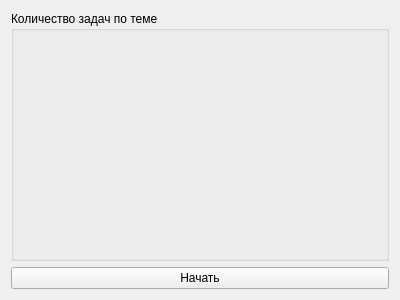
Qt form ui_files/themes_pick.ui (NipisAlqizam/ege_help) before a commit.
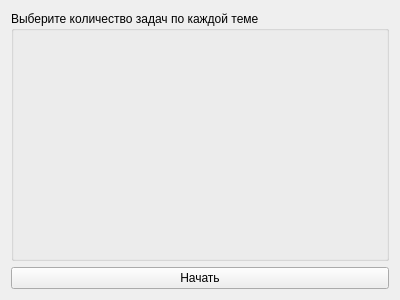
The same form after that commit.

Commit message: Подправил строчку на окне выбора задач

Patch:
```diff
--- a/ui_files/themes_pick.ui
+++ b/ui_files/themes_pick.ui
@@ -17,7 +17,7 @@
    <item>
     <widget class="QGroupBox" name="themeGroup">
      <property name="title">
-      <string>Количество задач по теме</string>
+      <string>Выберите количество задач по каждой теме</string>
      </property>
      <layout class="QFormLayout" name="formLayout">
       <property name="fieldGrowthPolicy">
```
The commit also changes 1 other file.
